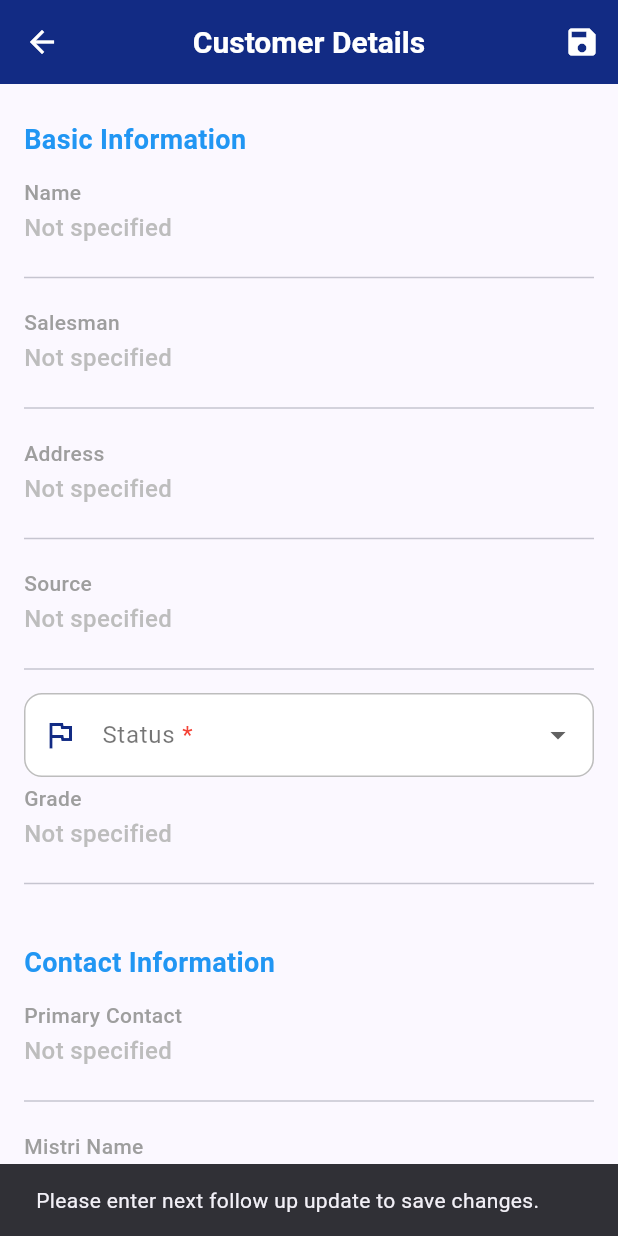
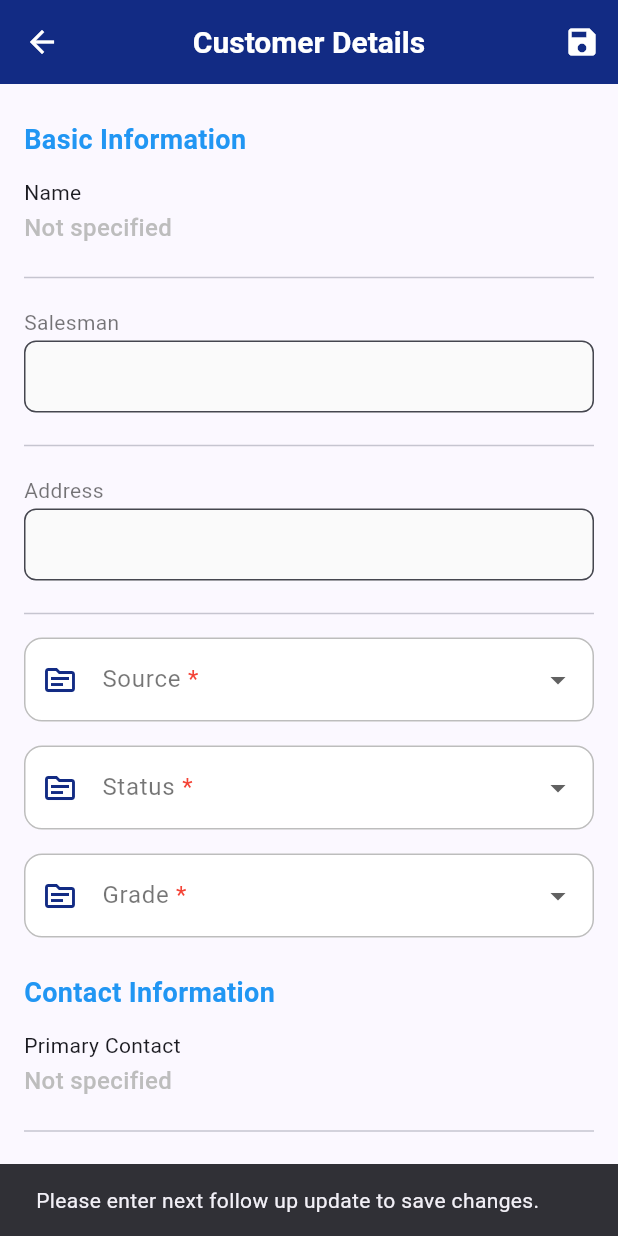
Before and after one commit to amit-maheta/radhe, a Flutter app: the CustomerDetailScreen screen opened directly with empty values, after a tap on the "save" icon, on a phone screen of 412 x 824 dp. Run offline on Flutter 3.47's test engine with Material 3 defaults, Android fonts, the light colour scheme and no system bars; our stand-ins replace cached_network_image, flutter_svg, image_picker, pinch_zoom, shared_preferences, smooth_page_indicator; accounts and stored records are empty.

Commit message:
Detail code update

```diff
--- a/lib/screens/customer_detail_screen.dart
+++ b/lib/screens/customer_detail_screen.dart
@@ -20,6 +20,8 @@ class CustomerDetailScreen extends StatefulWidget {
 
 class _CustomerDetailScreenState extends State<CustomerDetailScreen> {
   String _selectedStatus = '';
+  String _selectedGrade = '';
+  String _selectedSource = '';
 
   final List<String> _statusOptions = [
     'Not Done',
@@ -28,14 +30,31 @@ class _CustomerDetailScreenState extends State<CustomerDetailScreen> {
     'In Progress',
   ];
 
+  final List<String> _gradeOptions = ['Normal', 'IMP', 'Most IMP'];
+  final List<String> _sourceOptions = ['Direct', 'Field'];
+
   final TextEditingController _feedbackController = TextEditingController();
+  final TextEditingController _nameController = TextEditingController();
+  final TextEditingController _addressController = TextEditingController();
+  // final TextEditingController _sourceController = TextEditingController();
+  final TextEditingController _salesmanController = TextEditingController();
+  final TextEditingController _requirementController = TextEditingController();
+  final TextEditingController _specificNoteController = TextEditingController();
 
   @override
   void initState() {
     super.initState();
     setState(() {
       _selectedStatus = widget.customer.status;
+      _selectedGrade = widget.customer.grade;
+      _selectedSource = widget.customer.source;
     });
+    _nameController.text = widget.customer.name;
+    _addressController.text = widget.customer.address;
+    // _sourceController.text = widget.customer.source;
+    _salesmanController.text = widget.customer.user.name;
+    _requirementController.text = widget.customer.requirement;
+    _specificNoteController.text = widget.customer.specificNote;
   }
 
   @override
@@ -62,19 +81,60 @@ class _CustomerDetailScreenState extends State<CustomerDetailScreen> {
               }
 
               if (newFeedback.isNotEmpty) {
+                // Validate mandatory fields
+                if (_salesmanController.text.trim().isEmpty) {
+                  ScaffoldMessenger.of(context).showSnackBar(
+                    const SnackBar(
+                      content: Text('Salesman is a mandatory field.'),
+                    ),
+                  );
+                  return;
+                }
+                if (_addressController.text.trim().isEmpty) {
+                  ScaffoldMessenger.of(context).showSnackBar(
+                    const SnackBar(
+                      content: Text('Address is a mandatory field.'),
+                    ),
+                  );
+                  return;
+                }
+                // if (_sourceController.text.trim().isEmpty) {
+                //   ScaffoldMessenger.of(context).showSnackBar(
+                //     const SnackBar(
+                //       content: Text('Source is a mandatory field.'),
+                //     ),
+                //   );
+                //   return;
+                // }
+                if (_requirementController.text.trim().isEmpty) {
+                  ScaffoldMessenger.of(context).showSnackBar(
+                    const SnackBar(
+                      content: Text('Requirement is a mandatory field.'),
+                    ),
+                  );
+                  return;
+                }
+                if (_specificNoteController.text.trim().isEmpty) {
+                  ScaffoldMessenger.of(context).showSnackBar(
+                    const SnackBar(
+                      content: Text('Specific Note is a mandatory field.'),
+                    ),
+                  );
+                  return;
+                }
                 final data = {
-                  'name': widget.customer.name,
-                  'address': widget.customer.address,
-                  'source': widget.customer.source,
+                  'name': _nameController.text,
+                  'address': _addressController.text,
+                  'source': _selectedSource,
                   'latitude': widget.customer.latitude,
-                  'longitude': widget.customer..longitude,
+                  'longitude': widget.customer.longitude,
                   'contact_no': widget.customer.contactNo,
                   'contact_no_1': widget.customer.contactNo1,
                   'status': _selectedStatus,
-                  'grade': widget.customer.grade,
+                  'grade': _selectedGrade,
                   'visiting_date': widget.customer.visitingDate,
-                  'requirement': widget.customer.requirement,
-                  'specific_note': widget.customer.specificNote,
+                  'requirement': _requirementController.text,
+                  'specific_note': _specificNoteController.text,
                   'mistri_name': widget.customer.mistriName,
                   'last_follow_up_date': widget.customer.lastFollowUpDate,
                   'estimate_image': widget.customer.estimateImageUrls,
@@ -126,18 +186,54 @@ class _CustomerDetailScreenState extends State<CustomerDetailScreen> {
           crossAxisAlignment: CrossAxisAlignment.start,
           children: [
             _buildSectionHeader('Basic Information'),
-            _buildInfoRow(context, 'Name', widget.customer.name),
-            _buildInfoRow(context, 'Salesman', widget.customer.user.name),
-            _buildInfoRow(context, 'Address', widget.customer.address),
-            _buildInfoRow(context, 'Source', widget.customer.source),
+            _buildInfoRow(
+              context,
+              'Name',
+              widget.customer.name,
+              isEditable: false,
+              controller: _nameController,
+            ),
+            _buildInfoRow(
+              context,
+              'Salesman',
+              widget.customer.user.name,
+              isEditable: true,
+              controller: _salesmanController,
+              isMandatory: true,
+            ),
+            _buildInfoRow(
+              context,
+              'Address',
+              widget.customer.address,
+              isEditable: true,
+              controller: _addressController,
+              isMultiLine: true,
+              isMandatory: true,
+            ),
+            // _buildInfoRow(context, 'Source', widget.customer.source, isEditable: true, controller: _sourceController, isMandatory: true),
             // _buildInfoRow(context, 'Status', customer.status),
+            _buildDropdownField(
+              label: 'Source *',
+              value: _selectedSource.isNotEmpty
+                  ? _selectedSource
+                  : widget.customer.source,
+              items: _sourceOptions,
+              icon: Icons.source_outlined,
+              onChanged: (value) {
+                _selectedSource = value!;
+                // setState(() {
+                //   _selectedStatus = value!;
+                // });
+              },
+            ),
+            const SizedBox(height: 16),
             _buildDropdownField(
               label: 'Status *',
               value: _selectedStatus.isNotEmpty
                   ? _selectedStatus
                   : widget.customer.status,
               items: _statusOptions,
-              icon: Icons.flag_outlined,
+              icon: Icons.source_outlined,
               onChanged: (value) {
                 _selectedStatus = value!;
                 // setState(() {
@@ -145,21 +241,36 @@ class _CustomerDetailScreenState extends State<CustomerDetailScreen> {
                 // });
               },
             ),
-            _buildInfoRow(context, 'Grade', widget.customer.grade),
+            // _buildInfoRow(context, 'Grade', widget.customer.grade),
+            const SizedBox(height: 16),
+            _buildDropdownField(
+              label: 'Grade *',
+              value: _selectedGrade.isNotEmpty
+                  ? _selectedGrade
+                  : widget.customer.grade,
+              items: _gradeOptions,
+              icon: Icons.source_outlined,
+              onChanged: (value) {
+                _selectedGrade = value!;
+                // setState(() {
+                //   _selectedStatus = value!;
+                // });
+              },
+            ),
 
             const SizedBox(height: 16),
             _buildSectionHeader('Contact Information'),
             _buildInfoRow(
               context,
               'Primary Contact',
-              widget.customer.contactNo,
+              widget.customer.contactNo1,
             ),
             if (widget.customer.contactNo1 != null &&
                 widget.customer.contactNo1!.isNotEmpty)
               _buildInfoRow(
                 context,
                 'Secondary Contact',
-                widget.customer.contactNo!,
+                widget.customer.contactNo1!,
               ),
             _buildInfoRow(context, 'Mistri Name', widget.customer.mistriName),
 
@@ -182,13 +293,19 @@ class _CustomerDetailScreenState extends State<CustomerDetailScreen> {
               context,
               'Requirement',
               widget.customer.requirement,
+              isEditable: true,
+              controller: _requirementController,
               isMultiLine: true,
+              isMandatory: true,
             ),
             _buildInfoRow(
               context,
               'Specific Note',
               widget.customer.specificNote,
+              isEditable: true,
+              controller: _specificNoteController,
               isMultiLine: true,
+              isMandatory: true,
             ),
             _buildInfoRow(
               context,
@@ -235,13 +352,18 @@ class _CustomerDetailScreenState extends State<CustomerDetailScreen> {
   Widget _buildInfoRow(
     BuildContext context,
     String label,
-    String value, {
+    String? value, {
     bool isMultiLine = false,
+    bool isEditable = false,
+    bool isMandatory = false,
+    TextEditingController? controller,
   }) {
     final bool isPhoneNumber =
         label == 'Primary Contact' || label == 'Secondary Contact';
-    final String displayValue = value.isNotEmpty ? value : 'Not specified';
-    final bool isClickable = isPhoneNumber && value.isNotEmpty;
+    final String displayValue = isEditable && controller != null
+        ? controller.text
+        : (value?.isNotEmpty ?? false ? value! : 'Not specified');
+    final bool isClickable = isPhoneNumber && (value?.isNotEmpty ?? false);
 
     Widget? content, contentEditInput;
 
@@ -272,7 +394,24 @@ class _CustomerDetailScreenState extends State<CustomerDetailScreen> {
       );
     }
 
-    if (label == 'Next follow up update') {
+    if (isEditable && controller != null) {
+      content = TextFormField(
+        controller: controller,
+        maxLines: isMultiLine ? null : 1,
+        decoration: InputDecoration(
+          border: OutlineInputBorder(
+            borderRadius: BorderRadius.circular(8.0),
+            borderSide: BorderSide(color: Colors.grey.shade300),
+          ),
+          contentPadding: const EdgeInsets.symmetric(
+            horizontal: 12,
+            vertical: 12,
+          ),
+          filled: true,
+          fillColor: Colors.grey.shade50,
+        ),
+      );
+    } else if (label == 'Next follow up update') {
       final String rawString = displayValue;
 
       // Use RegExp to extract everything inside square brackets
@@ -327,7 +466,9 @@ class _CustomerDetailScreenState extends State<CustomerDetailScreen> {
           displayValue,
           style: TextStyle(
             fontSize: 16,
-            color: value.isEmpty ? Colors.grey.shade400 : Colors.black87,
+            color: (value?.isEmpty ?? true)
+                ? Colors.grey.shade400
+                : Colors.black87,
             fontWeight: FontWeight.w500,
           ),
           maxLines: isMultiLine ? null : 1,
@@ -337,7 +478,7 @@ class _CustomerDetailScreenState extends State<CustomerDetailScreen> {
     }
 
     if (isClickable) {
-      final String phoneNumber = value.replaceAll(
+      final String phoneNumber = value!.replaceAll(
         RegExp(r'[^0-9]'),
         '',
       ); // Remove any non-numeric characters
@@ -392,16 +533,9 @@ class _CustomerDetailScreenState extends State<CustomerDetailScreen> {
       child: Column(
         crossAxisAlignment: CrossAxisAlignment.start,
         children: [
-          Text(
-            label,
-            style: const TextStyle(
-              fontSize: 14,
-              color: Colors.grey,
-              fontWeight: FontWeight.w500,
-            ),
-          ),
+          isMandatory ? Text.rich(buildLabelWithAsterisk(label)) : Text(label),
           const SizedBox(height: 2),
-          content ?? SizedBox(),
+          content,
           SizedBox(height: 10),
           contentEditInput ?? SizedBox(),
           const Divider(height: 24, thickness: 1),
@@ -431,8 +565,6 @@ class _CustomerDetailScreenState extends State<CustomerDetailScreen> {
 
   Future<void> _openWhatsApp(String phoneNumber, BuildContext context) async {
     // print(phoneNumber);
-    final url =
-        'whatsapp://send?phone="$phoneNumber"&text="Hello Radhe Tiles World Here.."';
     final whatsApp = Uri.parse('https://wa.me/$phoneNumber');
     await launchUrl(whatsApp);
   }
@@ -669,9 +801,7 @@ class _CustomerDetailScreenState extends State<CustomerDetailScreen> {
 
     if (picked != null) {
       setState(() {
-
-          widget.customer.lastFollowUpDate = picked.toIso8601String();
-
+        widget.customer.lastFollowUpDate = picked.toIso8601String();
       });
     }
   }
```
